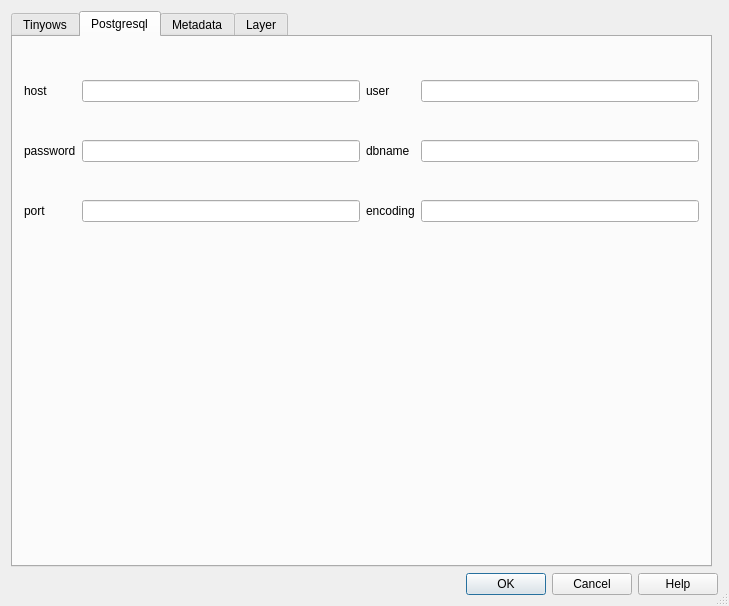
First picture: the form in ui/tinyowsxmlgenerator.ui, repository MiniHero/tinyows_xml_generator, before the edit.
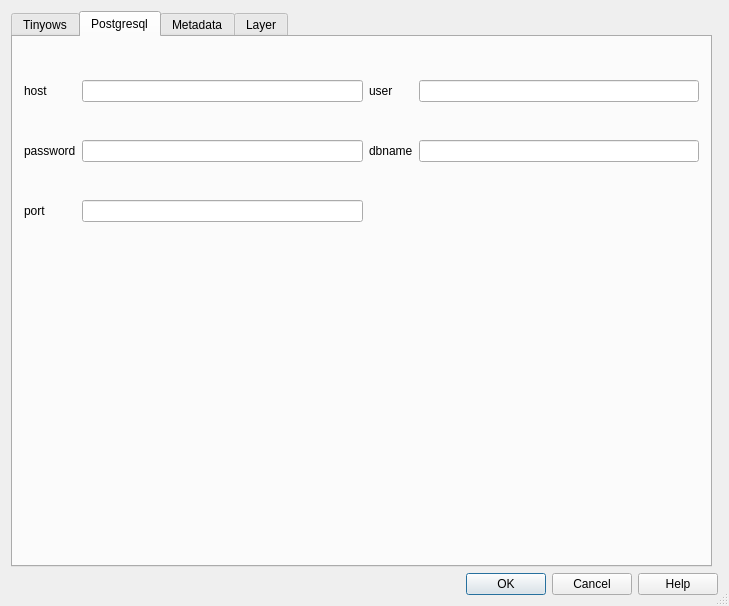
Second picture: the form after the edit. The open tabs and pages were chosen to show the change.

Patch:
```diff
--- a/ui/tinyowsxmlgenerator.ui
+++ b/ui/tinyowsxmlgenerator.ui
@@ -284,19 +284,9 @@
          </property>
         </widget>
        </item>
-       <item row="2" column="2">
-        <widget class="QLabel" name="label_19">
-         <property name="text">
-          <string>encoding</string>
-         </property>
-        </widget>
-       </item>
        <item row="2" column="1">
         <widget class="QLineEdit" name="txtPostgresPort"/>
        </item>
-       <item row="2" column="3">
-        <widget class="QLineEdit" name="txtPostgresEncoding"/>
-       </item>
       </layout>
      </widget>
      <widget class="QWidget" name="tab_3">
```
Left out of the diff: 1 changed line with no effect on the pictures.
